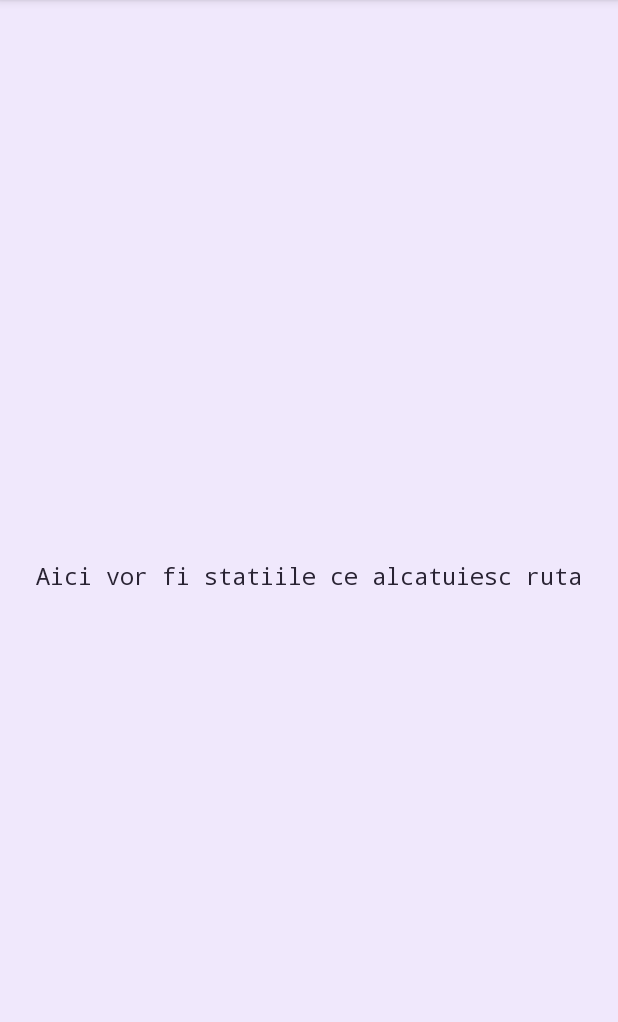
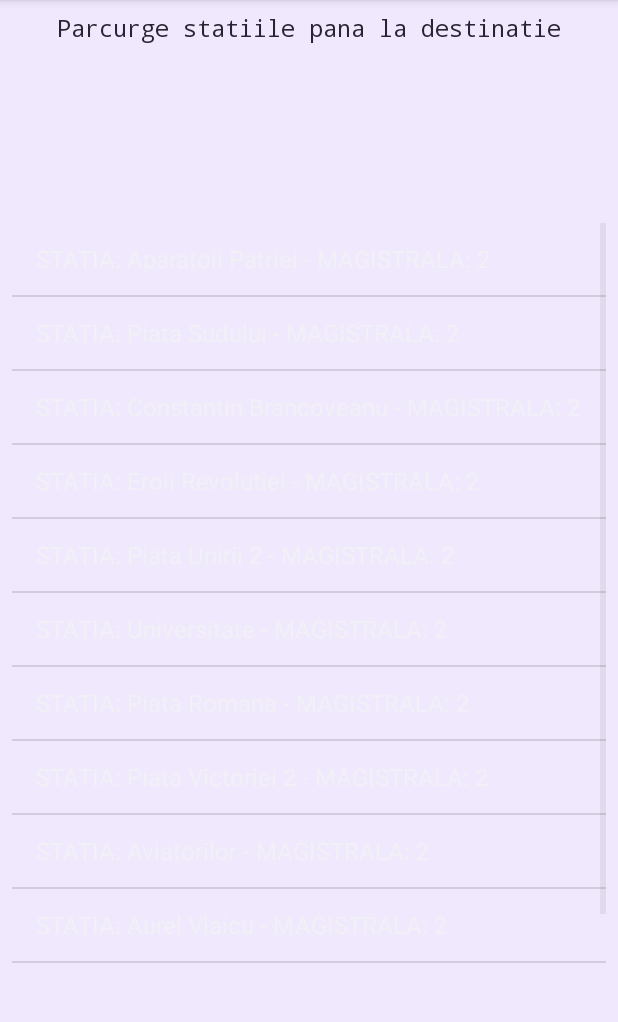
Before and after one commit to alexandradumitru22/Subway_Route, an Android app: the AllStations screen opened directly, with no data from a screen before it, on a phone screen of 412 x 824 dp, the part 84-1106 px from its top. Run offline under Robolectric (Android 15) with nearby library versions, the phone set to English and light mode, and no system bars; our stand-ins replace Room's generated code.

Commit message:
Fake All Stations

```diff
--- a/app/src/main/java/eu/ase/ro/dam/subway_route/DB/table/Station.java
+++ b/app/src/main/java/eu/ase/ro/dam/subway_route/DB/table/Station.java
@@ -38,6 +38,12 @@ public class Station implements Parcelable {
     public Station() {
     }
 
+    public Station(String station, long lineId) {
+        this.station = station;
+        this.lineId = lineId;
+    }
+
+    @Ignore
     public Station(long id, String cod, String station, Integer node, long lineId) {
         this.id = id;
         this.cod = cod;
@@ -112,13 +118,7 @@ public class Station implements Parcelable {
 
     @Override
     public String toString() {
-        return "Station{" +
-                "id=" + id +
-                ", cod='" + cod + '\'' +
-                ", station='" + station + '\'' +
-                ", node=" + node +
-                ", lineId=" + lineId +
-                '}';
+        return "STATIA: " + station + " - MAGISTRALA: " + lineId;
     }
 
     @Override
--- a/app/src/main/java/eu/ase/ro/dam/subway_route/activities/AllStations.java
+++ b/app/src/main/java/eu/ase/ro/dam/subway_route/activities/AllStations.java
@@ -3,14 +3,47 @@ package eu.ase.ro.dam.subway_route.activities;
 import androidx.appcompat.app.AppCompatActivity;
 
 import android.os.Bundle;
+import android.widget.Adapter;
+import android.widget.ArrayAdapter;
+import android.widget.ListAdapter;
+import android.widget.ListView;
 
+import eu.ase.ro.dam.subway_route.DB.table.Station;
 import eu.ase.ro.dam.subway_route.R;
+import eu.ase.ro.dam.subway_route.util_class.Route;
+
+import java.util.ArrayList;
+import java.util.List;
 
 public class AllStations extends AppCompatActivity {
+    ListView lvStations;
 
     @Override
     protected void onCreate(Bundle savedInstanceState) {
         super.onCreate(savedInstanceState);
         setContentView(R.layout.activity_all_stations);
+
+        initView();
+    }
+
+    private void initView(){
+        lvStations = findViewById(R.id.lv_allStations);
+
+        List<Station> stations = new ArrayList<>();
+
+        stations.add(new Station("Aparatoii Patriei",2));
+        stations.add(new Station("Piata Sudului",2));
+        stations.add(new Station("Constantin Brancoveanu",2));
+        stations.add(new Station("Eroii Revolutiei",2));
+        stations.add(new Station("Piata Unirii 2",2));
+        stations.add(new Station("Universitate",2));
+        stations.add(new Station("Piata Romana",2));
+        stations.add(new Station("Piata Victoriei 2",2));
+        stations.add(new Station("Aviatorilor",2));
+        stations.add(new Station("Aurel Vlaicu",2));
+        stations.add(new Station("Pipera",2));
+
+        ArrayAdapter adapter = new ArrayAdapter(getApplicationContext(), android.R.layout.simple_list_item_1, stations);
+        lvStations.setAdapter(adapter);
     }
 }
--- a/app/src/main/java/eu/ase/ro/dam/subway_route/activities/ChartActivity.java
+++ b/app/src/main/java/eu/ase/ro/dam/subway_route/activities/ChartActivity.java
@@ -53,6 +53,8 @@ public class ChartActivity extends AppCompatActivity {
 
                     fs.add(f);
 
+                    int m0 = 0;
+                    int m05 = 0;
                     int m1 = 0;
                     int m15 = 0;
                     int m2 = 0;
@@ -64,6 +66,12 @@ public class ChartActivity extends AppCompatActivity {
                     int m5 = 0;
 
                     for (Feedback feedback:fs){
+                        if(feedback.getNota() == 0){
+                            m0++;
+                        }
+                        if(feedback.getNota() == 0.5){
+                            m05++;
+                        }
                         if(feedback.getNota() == 1){
                             m1++;
                         }
@@ -97,7 +105,9 @@ public class ChartActivity extends AppCompatActivity {
 
                     List<DataEntry> data = new ArrayList<>();
 
-                    data.add(new ValueDataEntry("1 stea", m1));
+                    data.add(new ValueDataEntry("0 stele", m0));
+                    data.add(new ValueDataEntry("0.5 stele", m05));
+                    data.add(new ValueDataEntry("o stea", m1));
                     data.add(new ValueDataEntry("1.5 stele", m15));
                     data.add(new ValueDataEntry("2 stele", m2));
                     data.add(new ValueDataEntry("2.5 stele", m25));
--- a/app/src/main/res/layout/activity_all_stations.xml
+++ b/app/src/main/res/layout/activity_all_stations.xml
@@ -9,18 +9,32 @@
     tools:context=".activities.AllStations">
 
     <TextView
-        android:id="@+id/textView"
+        android:id="@+id/tv_allStations_info"
         android:layout_width="wrap_content"
         android:layout_height="wrap_content"
-        android:layout_marginStart="32dp"
-        android:layout_marginLeft="32dp"
-        android:layout_marginTop="32dp"
-        android:layout_marginEnd="32dp"
-        android:layout_marginRight="32dp"
-        android:layout_marginBottom="32dp"
+        android:layout_marginStart="8dp"
+        android:layout_marginLeft="8dp"
+        android:layout_marginTop="8dp"
+        android:layout_marginEnd="8dp"
+        android:layout_marginRight="8dp"
         android:text="@string/aici_vor_fi_statiile_ce_alcatuiesc_ruta"
-        app:layout_constraintBottom_toBottomOf="parent"
         app:layout_constraintEnd_toEndOf="parent"
         app:layout_constraintStart_toStartOf="parent"
         app:layout_constraintTop_toTopOf="parent" />
+
+    <ListView
+        android:id="@+id/lv_allStations"
+        android:layout_width="match_parent"
+        android:layout_height="500dp"
+        android:layout_marginStart="8dp"
+        android:layout_marginLeft="8dp"
+        android:layout_marginTop="32dp"
+        android:layout_marginEnd="8dp"
+        android:layout_marginRight="8dp"
+        android:layout_marginBottom="32dp"
+        app:layout_constraintBottom_toBottomOf="parent"
+        app:layout_constraintEnd_toEndOf="parent"
+        app:layout_constraintHorizontal_bias="0.518"
+        app:layout_constraintStart_toStartOf="parent"
+        app:layout_constraintTop_toBottomOf="@+id/tv_allStations_info" />
 </androidx.constraintlayout.widget.ConstraintLayout>
--- a/app/src/main/res/values/strings.xml
+++ b/app/src/main/res/values/strings.xml
@@ -40,7 +40,7 @@
     <string name="nu_ai_cont_inregistreaza_te">Nu ai cont? Inregistreaza-te!</string>
     <string name="info_deconectare">Utilizatorul a fost deconectat</string>
     <string name="eventUpload">De aici se incarca imaginea de profil</string>
-    <string name="aici_vor_fi_statiile_ce_alcatuiesc_ruta">Aici vor fi statiile ce alcatuiesc ruta</string>
+    <string name="aici_vor_fi_statiile_ce_alcatuiesc_ruta">Parcurge statiile pana la destinatie</string>
     <string name="todo">TODO</string>
     <string name="ai_oferit_aplicatiei_nota">Ai oferit aplicatiei nota:</string>
     <string name="username">Username:</string>
```
